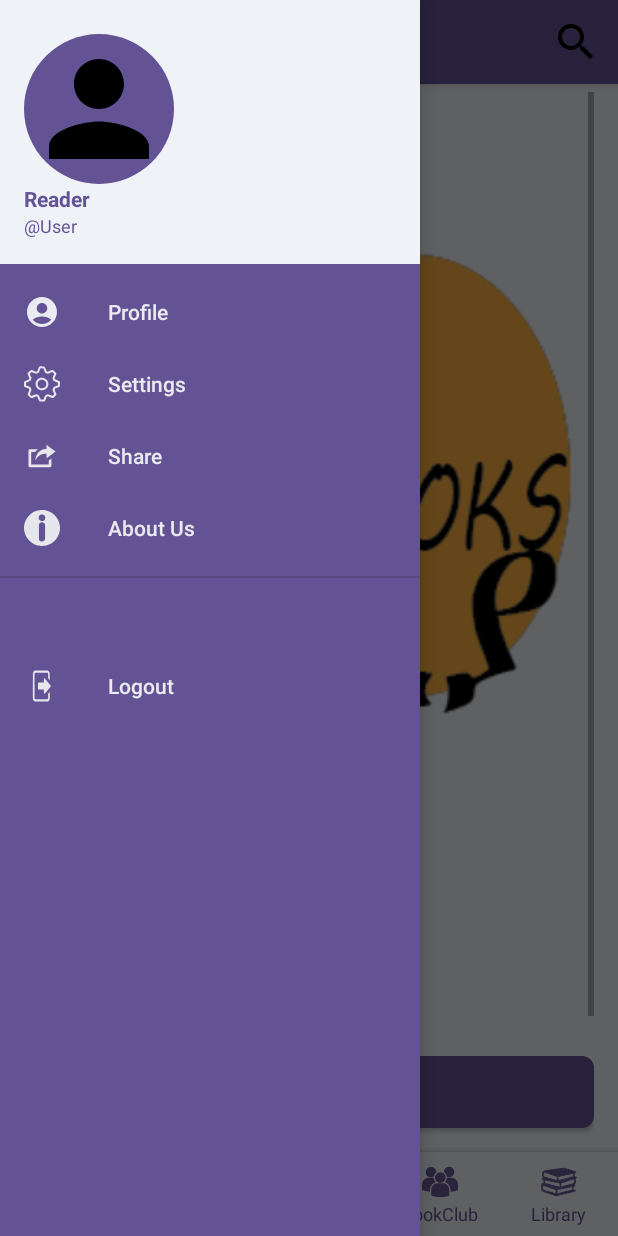
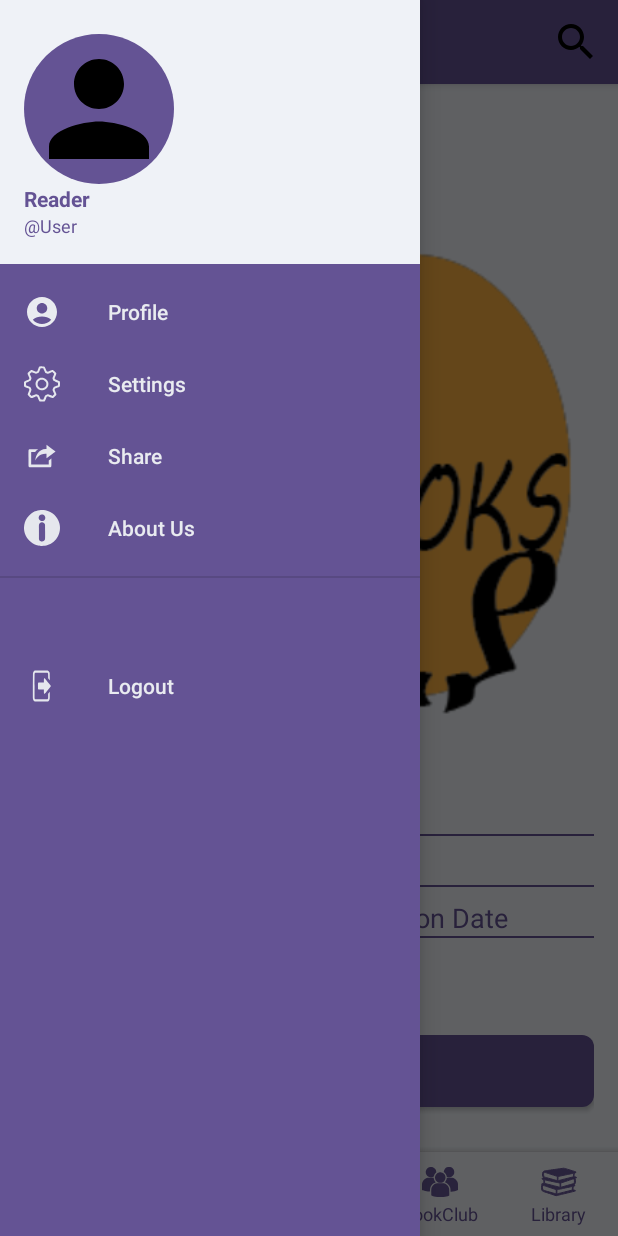
Before and after one commit to Natcod/bookstore, an Android app: the fragment BookDetailFragment placed in its activity, with the side drawer open, on a phone screen of 412 x 824 dp. Run offline under Robolectric (Android 15) with nearby library versions, the phone set to English and light mode, and no system bars; our stand-ins replace Firebase (no records; nobody signed in at launch, a user with empty details on screens opened directly), Timber.

```diff
--- a/app/src/main/java/com/example/tobiya_books/MainActivity.java
+++ b/app/src/main/java/com/example/tobiya_books/MainActivity.java
@@ -574,7 +574,7 @@ public class MainActivity extends AppCompatActivity implements NavigationView.On
 
     private void showInitials(String firstName, String lastName, TextView textViewInitial, ImageView imageViewProfilePhoto) {
         if (firstName != null && !firstName.isEmpty()) {
-            textViewInitial.setText(String.valueOf(firstName.charAt(0)).toUpperCase());
+       if (textViewInitial != null)    textViewInitial.setText(String.valueOf(firstName.charAt(0)).toUpperCase());
         } else if (lastName != null && !lastName.isEmpty()) {
             textViewInitial.setText(String.valueOf(lastName.charAt(0)).toUpperCase());
         } else {
--- a/app/src/main/java/com/example/tobiya_books/MessageAdapter.java
+++ b/app/src/main/java/com/example/tobiya_books/MessageAdapter.java
@@ -20,6 +20,7 @@ import java.util.Locale;
 public class MessageAdapter extends RecyclerView.Adapter<MessageAdapter.MessageViewHolder> {
     private List<Message> messageList;
     private String currentUserId;
+
     public MessageAdapter(List<Message> messageList, String currentUserId) {
         this.messageList = messageList;
         this.currentUserId = currentUserId;
@@ -30,6 +31,7 @@ public class MessageAdapter extends RecyclerView.Adapter<MessageAdapter.MessageV
         Message message = messageList.get(position);
         return message.getSender().getId().equals(currentUserId) ? 1 : 0;
     }
+
     @NonNull
     @Override
     public MessageViewHolder onCreateViewHolder(@NonNull ViewGroup parent, int viewType) {
--- a/app/src/main/res/drawable/rounded_corner_background.xml
+++ b/app/src/main/res/drawable/rounded_corner_background.xml
@@ -1,5 +1,5 @@
 <?xml version="1.0" encoding="utf-8"?>
 <shape xmlns:android="http://schemas.android.com/apk/res/android">
-    <solid android:color="@color/group" />
+    <solid android:color="@color/var" />
     <corners android:radius="12dp" />
 </shape>
--- a/app/src/main/res/layout-v28/item_group.xml
+++ b/app/src/main/res/layout-v28/item_group.xml
@@ -23,7 +23,7 @@
             android:text="Group Name"
             android:textAllCaps="true"
             android:textFontWeight="@integer/google_play_services_version"
-            android:background="@color/group"
+            android:background="@color/var"
             android:textColor="@color/purple"/>
 
     </LinearLayout>
--- a/app/src/main/res/layout/fragment_book_detail.xml
+++ b/app/src/main/res/layout/fragment_book_detail.xml
@@ -22,9 +22,6 @@
             android:textColor="@color/purple">
 
             <!-- Back button with arrow icon -->
-
-            <!-- Cover Image -->
-
             <Button
                 android:id="@+id/button_back"
                 android:layout_width="30dp"
@@ -34,6 +31,7 @@
                 android:background="@drawable/ic_back"
                 android:layout_gravity="top|start"/>
 
+            <!-- Cover Image -->
             <ImageView
                 android:id="@+id/detail_cover_image"
                 android:layout_width="match_parent"
@@ -41,65 +39,113 @@
                 android:scaleType="fitCenter"
                 android:src="@drawable/logot" />
 
-            <!-- Title -->
+            <!-- Title and Author -->
+            <LinearLayout
+                android:layout_width="match_parent"
+                android:layout_height="wrap_content"
+                android:orientation="horizontal"
+                android:layout_marginTop="16dp"
+                android:gravity="start">
+
                 <TextView
                     android:id="@+id/detail_title"
-                android:layout_width="match_parent"
+                    android:layout_width="0dp"
+                    android:layout_weight="1"
                     android:layout_height="wrap_content"
                     android:textSize="24sp"
                     android:textStyle="bold"
                     android:text="Title"
                     android:textColor="@color/purple"/>
 
-            <!-- Author -->
                 <TextView
                     android:id="@+id/detail_author"
-                android:layout_width="match_parent"
+                    android:layout_width="0dp"
+                    android:layout_weight="1"
                     android:layout_height="wrap_content"
                     android:textSize="20sp"
                     android:textColor="@color/purple"
                     android:text="Author" />
+            </LinearLayout>
 
-            <!-- Language -->
+            <!-- Line separator -->
+            <View
+                android:layout_width="match_parent"
+                android:layout_height="1dp"
+                android:background="@color/purple" />
+
+            <!-- Language and Price -->
+            <LinearLayout
+                android:layout_width="match_parent"
+                android:layout_height="wrap_content"
+                android:orientation="horizontal"
+                android:layout_marginTop="8dp"
+                android:gravity="start">
+
                 <TextView
                     android:id="@+id/detail_language"
-                android:layout_width="match_parent"
+                    android:layout_width="0dp"
+                    android:layout_weight="1"
                     android:layout_height="wrap_content"
                     android:textSize="18sp"
                     android:text="Language" />
 
-            <!-- Price -->
                 <TextView
                     android:id="@+id/detail_price"
-                android:layout_width="match_parent"
+                    android:layout_width="0dp"
+                    android:layout_weight="1"
                     android:layout_height="wrap_content"
                     android:textSize="18sp"
                     android:text="Price"
                     android:textColor="@color/purple"/>
+            </LinearLayout>
 
-            <!-- Access Type -->
+            <!-- Line separator -->
+            <View
+                android:layout_width="match_parent"
+                android:layout_height="1dp"
+                android:background="@color/purple" />
+
+            <!-- Access Type and Publication Date -->
+            <LinearLayout
+                android:layout_width="match_parent"
+                android:layout_height="wrap_content"
+                android:orientation="horizontal"
+                android:layout_marginTop="8dp"
+                android:gravity="start">
+
                 <TextView
                     android:id="@+id/detail_access_type"
-                android:layout_width="match_parent"
+                    android:layout_width="0dp"
+                    android:layout_weight="1"
                     android:layout_height="wrap_content"
                     android:textSize="18sp"
                     android:text="Access Type"
                     android:textColor="@color/purple"/>
-            <!-- Publication Date -->
+
                 <TextView
                     android:id="@+id/detail_publication_date"
-                android:layout_width="match_parent"
+                    android:layout_width="0dp"
+                    android:layout_weight="1"
                     android:layout_height="wrap_content"
                     android:textSize="18sp"
                     android:text="Publication Date"
                     android:textColor="@color/purple"/>
+            </LinearLayout>
+
+            <!-- Line separator -->
+            <View
+                android:layout_width="match_parent"
+                android:layout_height="1dp"
+                android:background="@color/purple" />
+
             <!-- Description -->
             <TextView
                 android:id="@+id/detail_description"
                 android:layout_width="match_parent"
                 android:layout_height="wrap_content"
                 android:textSize="18sp"
-                android:text="Description" />
+                android:text="Description"
+                android:layout_marginTop="16dp" />
         </LinearLayout>
 
     </ScrollView>
@@ -115,6 +161,6 @@
         app:layout_constraintBottom_toBottomOf="parent"
         app:layout_constraintStart_toStartOf="parent"
         app:layout_constraintEnd_toEndOf="parent"
-        android:layout_marginBottom="56dp"/>
+        android:layout_marginBottom="70dp"/>
 
 </androidx.constraintlayout.widget.ConstraintLayout>
--- a/app/src/main/res/layout/fragment_home.xml
+++ b/app/src/main/res/layout/fragment_home.xml
@@ -75,7 +75,8 @@
                 android:layout_width="match_parent"
                 android:layout_height="wrap_content"
                 android:orientation="horizontal"
-                android:scrollbars="horizontal" />
+                android:scrollbars="horizontal"
+                android:paddingBottom="26dp" />
 
         </LinearLayout>
 
```
Also changed, not shown: app/src/main/java/com/example/tobiya_books/Library.java (+43 -38 lines), app/src/main/java/com/example/tobiya_books/MessagesFragment.java (+18 -12 lines), app/src/main/res/layout/fragment_messages.xml (+8 -3 lines), app/src/main/res/layout/item_group.xml (+5 -4 lines), app/src/main/res/layout/item_message_left.xml (+4 -4 lines), app/src/main/res/layout/item_message_right.xml (+4 -4 lines). Lines whose indentation alone changed are shown as unchanged.
